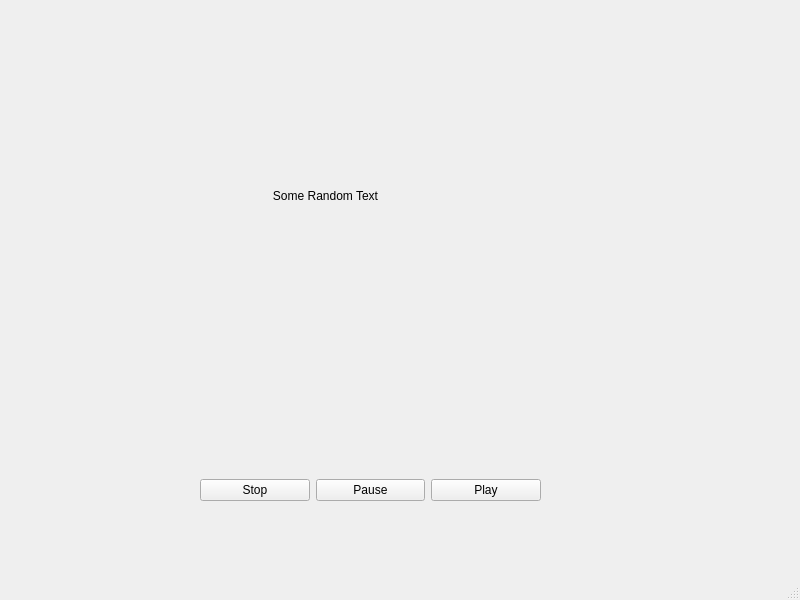
Before: the Qt Designer form gui/gui.ui in rhnkrnwt/Video-Synopsis, drawn with Qt 5.
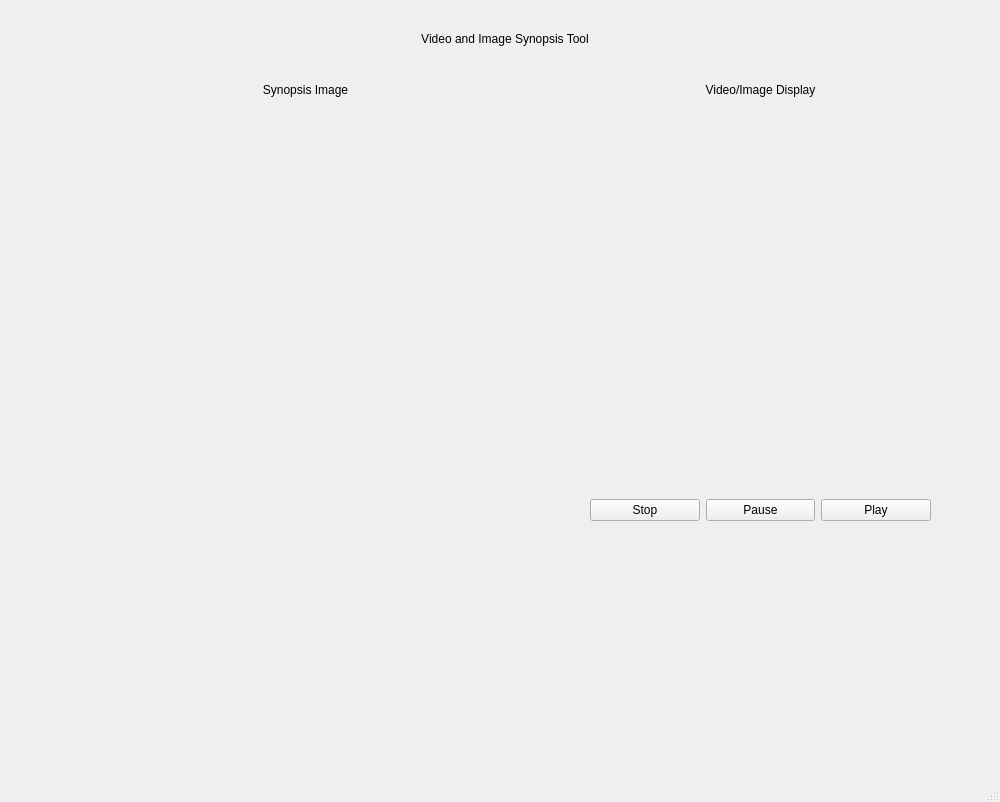
After: the same form once the commit is applied.

Commit message: added widgets for synopsis and palyer

Patch:
```diff
--- a/gui/gui.ui
+++ b/gui/gui.ui
@@ -6,8 +6,8 @@
    <rect>
     <x>0</x>
     <y>0</y>
-    <width>800</width>
-    <height>600</height>
+    <width>1000</width>
+    <height>802</height>
    </rect>
   </property>
   <property name="windowTitle">
@@ -17,8 +17,8 @@
    <widget class="QWidget" name="horizontalLayoutWidget">
     <property name="geometry">
      <rect>
-      <x>200</x>
-      <y>450</y>
+      <x>590</x>
+      <y>470</y>
       <width>341</width>
       <height>80</height>
      </rect>
@@ -47,17 +47,69 @@
      </item>
     </layout>
    </widget>
+   <widget class="QLabel" name="mainLabel">
+    <property name="geometry">
+     <rect>
+      <x>410</x>
+      <y>0</y>
+      <width>190</width>
+      <height>78</height>
+     </rect>
+    </property>
+    <property name="text">
+     <string>Video and Image Synopsis Tool</string>
+    </property>
+    <property name="alignment">
+     <set>Qt::AlignCenter</set>
+    </property>
+   </widget>
+   <widget class="QWidget" name="playerWidget" native="true">
+    <property name="geometry">
+     <rect>
+      <x>570</x>
+      <y>110</y>
+      <width>371</width>
+      <height>301</height>
+     </rect>
+    </property>
+   </widget>
+   <widget class="QWidget" name="synopsisWidget" native="true">
+    <property name="geometry">
+     <rect>
+      <x>60</x>
+      <y>109</y>
+      <width>471</width>
+      <height>441</height>
+     </rect>
+    </property>
+   </widget>
    <widget class="QLabel" name="label">
     <property name="geometry">
      <rect>
-      <x>220</x>
-      <y>140</y>
-      <width>211</width>
-      <height>111</height>
+      <x>230</x>
+      <y>80</y>
+      <width>151</width>
+      <height>20</height>
      </rect>
     </property>
     <property name="text">
-     <string>Some Random Text</string>
+     <string>Synopsis Image</string>
+    </property>
+    <property name="alignment">
+     <set>Qt::AlignCenter</set>
+    </property>
+   </widget>
+   <widget class="QLabel" name="label_2">
+    <property name="geometry">
+     <rect>
+      <x>670</x>
+      <y>80</y>
+      <width>181</width>
+      <height>20</height>
+     </rect>
+    </property>
+    <property name="text">
+     <string>Video/Image Display</string>
     </property>
     <property name="alignment">
      <set>Qt::AlignCenter</set>
```
Left out of the diff: 2 changed lines with no effect on the pictures. The commit also changes 1 other file.
